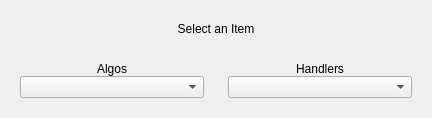
This is howdyCoder/ui/qtUiFiles/outputSelectItem.ui in rmallow/howdyCoder as Qt 5 draws it before an edit. The edited form follows.
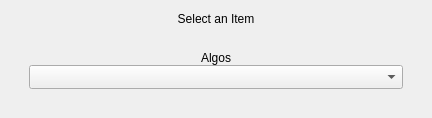
This is the edited form.

Commit message: removing handler item combo from code and feed -> table for output view

Diff of the .ui file:
```diff
--- a/howdyCoder/ui/qtUiFiles/outputSelectItem.ui
+++ b/howdyCoder/ui/qtUiFiles/outputSelectItem.ui
@@ -31,6 +31,7 @@
     </widget>
    </item>
    <item>
+    <widget class="QWidget" name="widget" native="true">
     <layout class="QHBoxLayout" name="mainHLayout">
      <item>
       <widget class="QWidget" name="blockWidget" native="true">
@@ -51,46 +52,27 @@
         <item>
          <widget class="QComboBox" name="blockComboBox">
           <property name="sizePolicy">
-           <sizepolicy hsizetype="Minimum" vsizetype="Fixed">
+            <sizepolicy hsizetype="MinimumExpanding" vsizetype="Fixed">
             <horstretch>0</horstretch>
             <verstretch>0</verstretch>
            </sizepolicy>
           </property>
-         </widget>
-        </item>
-       </layout>
-      </widget>
-     </item>
-     <item>
-      <widget class="QWidget" name="handlerBox" native="true">
-       <layout class="QVBoxLayout" name="handlerVLayout">
-        <property name="spacing">
-         <number>0</number>
-        </property>
-        <item>
-         <widget class="QLabel" name="handlerLabel">
-          <property name="text">
-           <string>Handlers</string>
-          </property>
-          <property name="alignment">
-           <set>Qt::AlignCenter</set>
-          </property>
-         </widget>
-        </item>
-        <item>
-         <widget class="QComboBox" name="handlerComboBox">
-          <property name="sizePolicy">
-           <sizepolicy hsizetype="Minimum" vsizetype="Fixed">
-            <horstretch>0</horstretch>
-            <verstretch>0</verstretch>
-           </sizepolicy>
-          </property>
-         </widget>
-        </item>
+           <property name="minimumSize">
+            <size>
+             <width>200</width>
+             <height>0</height>
+            </size>
+           </property>
+           <property name="sizeAdjustPolicy">
+            <enum>QComboBox::AdjustToMinimumContentsLengthWithIcon</enum>
+           </property>
+          </widget>
+         </item>
        </layout>
       </widget>
      </item>
     </layout>
+    </widget>
    </item>
   </layout>
  </widget>
```
Lines whose indentation alone changed are shown as unchanged. The commit also changes 6 other files.
